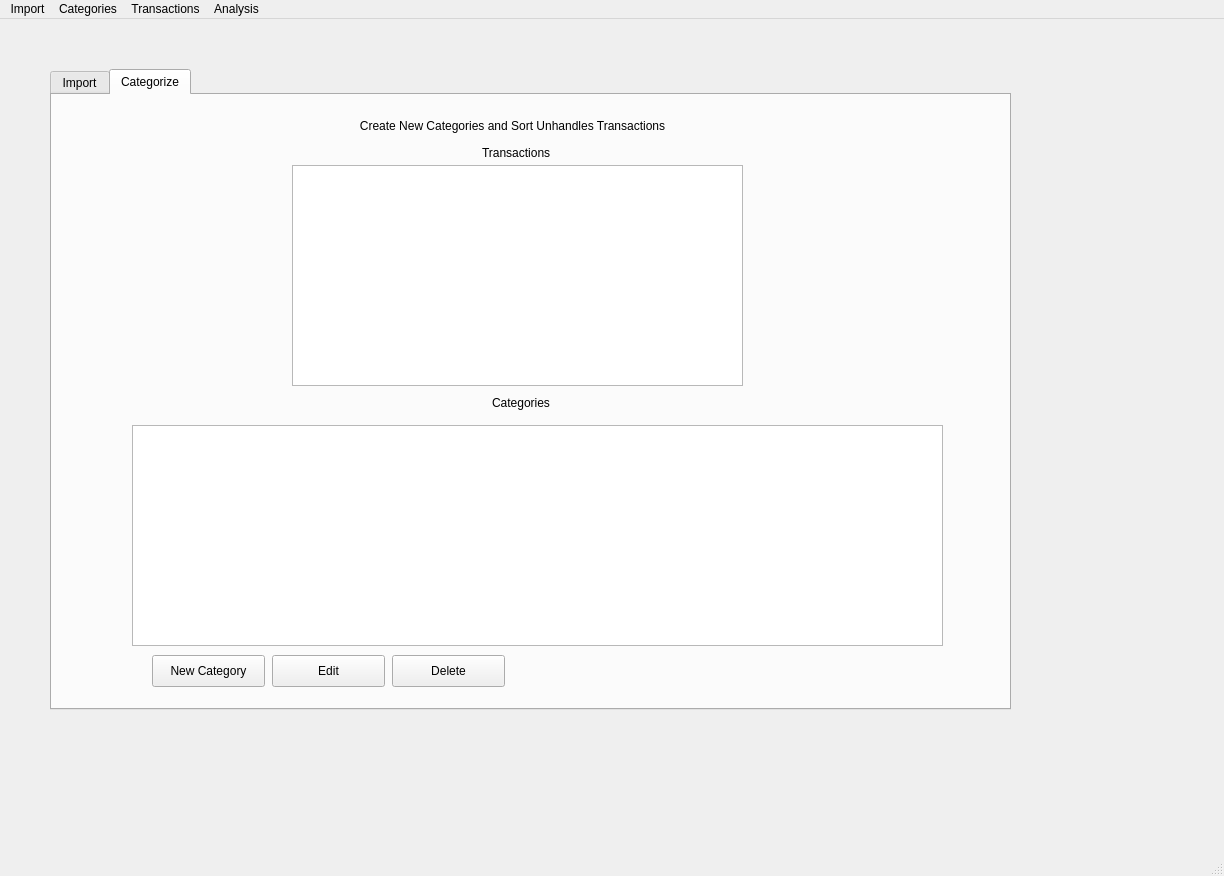
robscott1/TransactionSorter, file window.ui: the form before one commit.
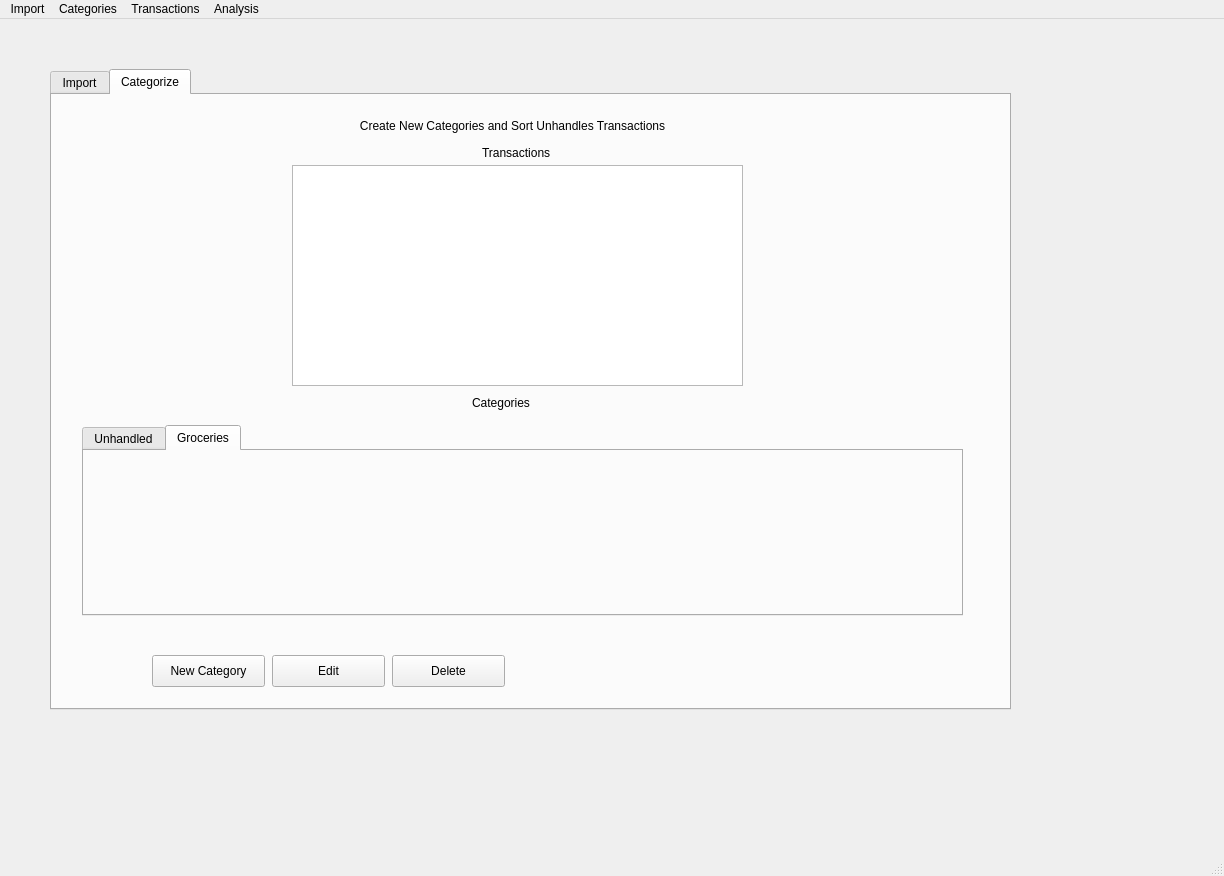
The form after the commit.

Commit message: We will use a tab widget to keep track of categories, I just need to find out how the app will automatically make more tabs

The edit to the form file:
```diff
--- a/window.ui
+++ b/window.ui
@@ -23,6 +23,9 @@
       <height>641</height>
      </rect>
     </property>
+    <property name="acceptDrops">
+     <bool>true</bool>
+    </property>
     <property name="currentIndex">
      <number>1</number>
     </property>
@@ -124,7 +127,7 @@
      <widget class="QLabel" name="listLabel">
       <property name="geometry">
        <rect>
-        <x>440</x>
+        <x>420</x>
         <y>300</y>
         <width>71</width>
         <height>16</height>
@@ -186,24 +189,31 @@
        <string>Transactions</string>
       </property>
      </widget>
-     <widget class="QTableWidget" name="categoryTable">
+     <widget class="QTabWidget" name="categoryWidget">
       <property name="geometry">
        <rect>
-        <x>80</x>
+        <x>30</x>
         <y>330</y>
-        <width>811</width>
-        <height>221</height>
+        <width>881</width>
+        <height>191</height>
        </rect>
       </property>
-      <property name="mouseTracking">
-       <bool>false</bool>
-      </property>
       <property name="acceptDrops">
        <bool>true</bool>
       </property>
-      <property name="dragEnabled">
-       <bool>true</bool>
+      <property name="currentIndex">
+       <number>1</number>
       </property>
+      <widget class="QWidget" name="Unhandled">
+       <attribute name="title">
+        <string>Unhandled</string>
+       </attribute>
+      </widget>
+      <widget class="QWidget" name="Groceries">
+       <attribute name="title">
+        <string>Groceries</string>
+       </attribute>
+      </widget>
      </widget>
     </widget>
    </widget>
```
The commit also changes 2 other files.
